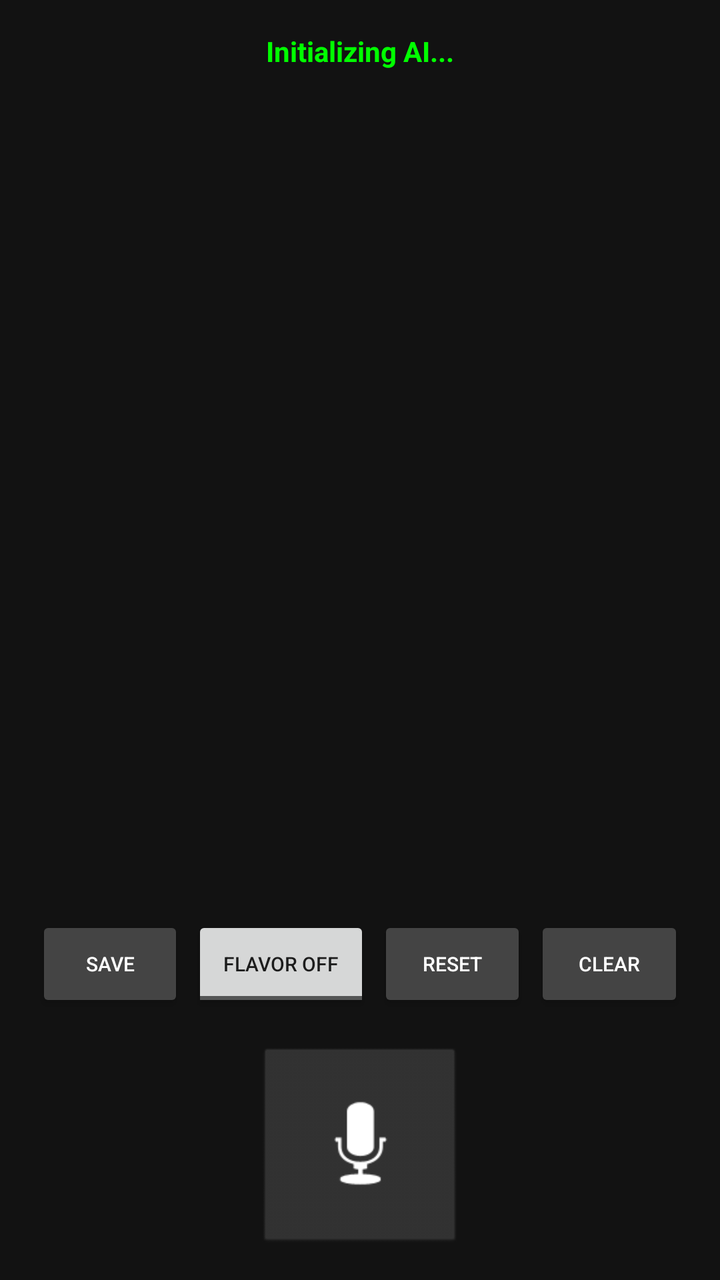
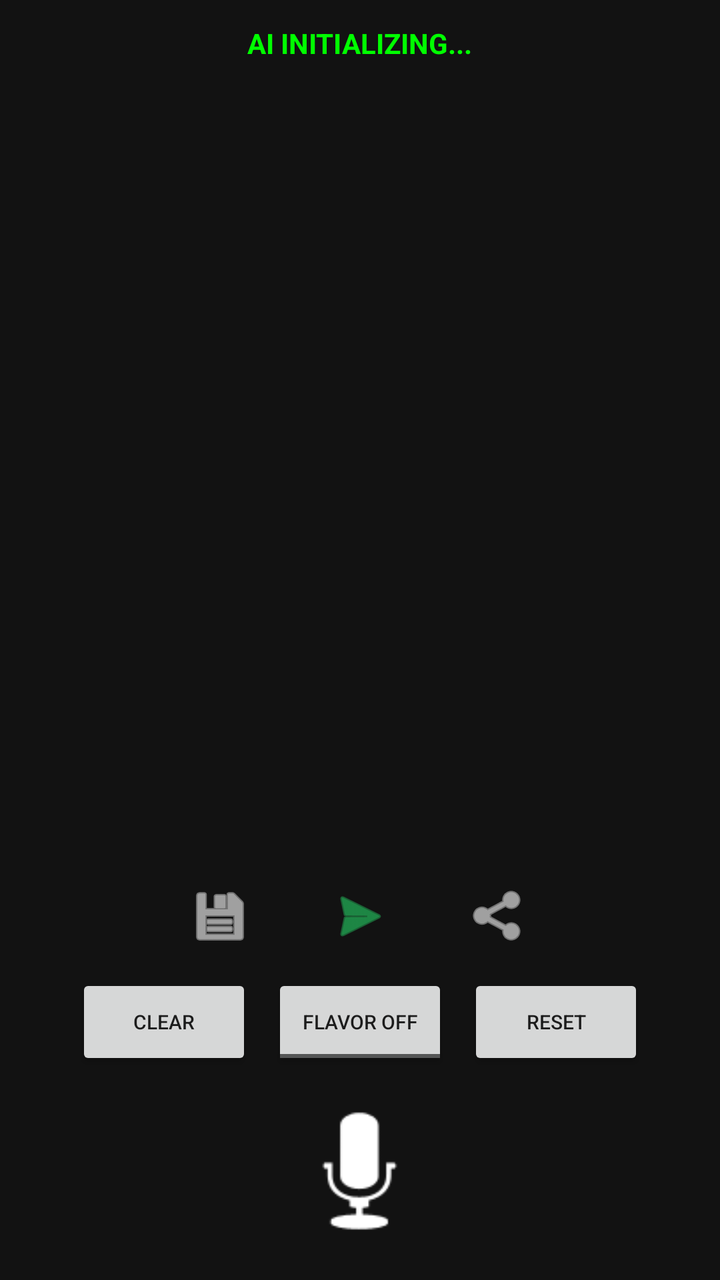

Compare the two renders of this Android layout. The source of the first and the diff that turns it into the second are given below.
<!-- AndroidManifest.xml: application theme Theme.AppCompat.DayNight.NoActionBar -->
<!-- res/layout/activity_main.xml -->
<?xml version="1.0" encoding="utf-8"?>
<RelativeLayout xmlns:android="http://schemas.android.com/apk/res/android"
    android:layout_width="match_parent"
    android:layout_height="match_parent"
    android:background="#121212"
    android:padding="16dp">

    <TextView
        android:id="@+id/tvStatus"
        android:layout_width="wrap_content"
        android:layout_height="wrap_content"
        android:layout_centerHorizontal="true"
        android:text="Initializing AI..."
        android:textColor="#00FF00"
        android:textStyle="bold" />

    <ScrollView
        android:id="@+id/scrollTranscript"
        android:layout_width="match_parent"
        android:layout_height="match_parent"
        android:layout_above="@+id/controls"
        android:layout_below="@id/tvStatus"
        android:layout_marginVertical="10dp">
        <TextView
            android:id="@+id/tvTranscript"
            android:layout_width="match_parent"
            android:layout_height="wrap_content"
            android:textColor="#FFFFFF"
            android:textSize="18sp" />
    </ScrollView>

    <LinearLayout
        android:id="@+id/controls"
        android:layout_width="match_parent"
        android:layout_height="wrap_content"
        android:layout_alignParentBottom="true"
        android:gravity="center"
        android:orientation="vertical">

        <View
            android:id="@+id/pulseIndicator"
            android:layout_width="60dp"
            android:layout_height="60dp"
            android:alpha="0"
            android:background="@android:drawable/presence_online"
            android:backgroundTint="#00BCD4" />

        <LinearLayout
            android:layout_width="match_parent"
            android:layout_height="wrap_content"
            android:orientation="horizontal"
            android:gravity="center"
            android:layout_marginBottom="16dp">
            <Button android:id="@+id/btnSave" android:layout_width="0dp" android:layout_weight="1" android:layout_height="wrap_content" android:text="SAVE" android:textSize="10sp" android:layout_margin="2dp" android:backgroundTint="#444444" android:textColor="#FFFFFF"/>
            <ToggleButton android:id="@+id/toggleFlavor" android:layout_width="0dp" android:layout_weight="1.2" android:layout_height="wrap_content" android:textOff="FLAVOR OFF" android:textOn="FLAVOR ON" android:textSize="10sp" android:layout_margin="2dp" />
            <Button android:id="@+id/btnReset" android:layout_width="0dp" android:layout_weight="1" android:layout_height="wrap_content" android:text="RESET" android:textSize="10sp" android:layout_margin="2dp" android:backgroundTint="#444444" android:textColor="#FFFFFF"/>
            <Button android:id="@+id/btnClear" android:layout_width="0dp" android:layout_weight="1" android:layout_height="wrap_content" android:text="CLEAR" android:textSize="10sp" android:layout_margin="2dp" android:backgroundTint="#444444" android:textColor="#FFFFFF"/>
        </LinearLayout>

        <FrameLayout
            android:id="@+id/btnListenFrame"
            android:layout_width="100dp"
            android:layout_height="100dp"
            android:background="@android:drawable/btn_default_small"
            android:backgroundTint="#333333"
            android:clickable="true"
            android:focusable="true">
            <ImageView
                android:id="@+id/btnListenIcon"
                android:layout_width="60dp"
                android:layout_height="60dp"
                android:layout_gravity="center"
                android:src="@android:drawable/ic_btn_speak_now"
                android:contentDescription="Listen"
                android:tint="#FFFFFF" />
        </FrameLayout>
    </LinearLayout>
</RelativeLayout>
<!-- resources referenced by this layout -->
<resources>

</resources>

<!-- the commit's change to res/layout/activity_main.xml (unified diff, before → after) -->
@@ -3,14 +3,14 @@
     android:layout_width="match_parent"
     android:layout_height="match_parent"
     android:background="#121212"
-    android:padding="16dp">
+    android:padding="12dp">
 
     <TextView
         android:id="@+id/tvStatus"
         android:layout_width="wrap_content"
         android:layout_height="wrap_content"
         android:layout_centerHorizontal="true"
-        android:text="Initializing AI..."
+        android:text="AI INITIALIZING..."
         android:textColor="#00FF00"
         android:textStyle="bold" />
 
@@ -20,7 +20,7 @@
         android:layout_height="match_parent"
         android:layout_above="@+id/controls"
         android:layout_below="@id/tvStatus"
-        android:layout_marginVertical="10dp">
+        android:layout_marginVertical="8dp">
         <TextView
             android:id="@+id/tvTranscript"
             android:layout_width="match_parent"
@@ -39,8 +39,8 @@
 
         <View
             android:id="@+id/pulseIndicator"
-            android:layout_width="60dp"
-            android:layout_height="60dp"
+            android:layout_width="50dp"
+            android:layout_height="50dp"
             android:alpha="0"
             android:background="@android:drawable/presence_online"
             android:backgroundTint="#00BCD4" />
@@ -48,31 +48,33 @@
         <LinearLayout
             android:layout_width="match_parent"
             android:layout_height="wrap_content"
+            android:gravity="center"
             android:orientation="horizontal"
-            android:gravity="center"
-            android:layout_marginBottom="16dp">
-            <Button android:id="@+id/btnSave" android:layout_width="0dp" android:layout_weight="1" android:layout_height="wrap_content" android:text="SAVE" android:textSize="10sp" android:layout_margin="2dp" android:backgroundTint="#444444" android:textColor="#FFFFFF"/>
-            <ToggleButton android:id="@+id/toggleFlavor" android:layout_width="0dp" android:layout_weight="1.2" android:layout_height="wrap_content" android:textOff="FLAVOR OFF" android:textOn="FLAVOR ON" android:textSize="10sp" android:layout_margin="2dp" />
-            <Button android:id="@+id/btnReset" android:layout_width="0dp" android:layout_weight="1" android:layout_height="wrap_content" android:text="RESET" android:textSize="10sp" android:layout_margin="2dp" android:backgroundTint="#444444" android:textColor="#FFFFFF"/>
-            <Button android:id="@+id/btnClear" android:layout_width="0dp" android:layout_weight="1" android:layout_height="wrap_content" android:text="CLEAR" android:textSize="10sp" android:layout_margin="2dp" android:backgroundTint="#444444" android:textColor="#FFFFFF"/>
+            android:padding="4dp">
+            
+            <ImageButton android:id="@+id/btnSave" android:layout_width="50dp" android:layout_height="50dp" android:src="@android:drawable/ic_menu_save" android:background="?attr/selectableItemBackground" android:contentDescription="Save" android:tint="#FFFFFF" />
+            <ImageButton android:id="@+id/btnWhatsApp" android:layout_width="50dp" android:layout_height="50dp" android:src="@android:drawable/ic_menu_send" android:background="?attr/selectableItemBackground" android:contentDescription="WhatsApp" android:tint="#25D366" android:layout_marginHorizontal="20dp"/>
+            <ImageButton android:id="@+id/btnShare" android:layout_width="50dp" android:layout_height="50dp" android:src="@android:drawable/ic_menu_share" android:background="?attr/selectableItemBackground" android:contentDescription="Share/DM" android:tint="#FFFFFF" />
         </LinearLayout>
 
-        <FrameLayout
-            android:id="@+id/btnListenFrame"
-            android:layout_width="100dp"
-            android:layout_height="100dp"
-            android:background="@android:drawable/btn_default_small"
-            android:backgroundTint="#333333"
-            android:clickable="true"
-            android:focusable="true">
-            <ImageView
-                android:id="@+id/btnListenIcon"
-                android:layout_width="60dp"
-                android:layout_height="60dp"
-                android:layout_gravity="center"
-                android:src="@android:drawable/ic_btn_speak_now"
-                android:contentDescription="Listen"
-                android:tint="#FFFFFF" />
-        </FrameLayout>
+        <LinearLayout
+            android:layout_width="match_parent"
+            android:layout_height="wrap_content"
+            android:gravity="center"
+            android:orientation="horizontal">
+            <Button android:id="@+id/btnClear" android:layout_width="wrap_content" android:layout_height="wrap_content" android:text="CLEAR" android:textSize="10sp" />
+            <ToggleButton android:id="@+id/toggleFlavor" android:layout_width="wrap_content" android:layout_height="wrap_content" android:textOff="FLAVOR OFF" android:textOn="FLAVOR ON" android:textSize="10sp" android:layout_marginHorizontal="10dp" />
+            <Button android:id="@+id/btnReset" android:layout_width="wrap_content" android:layout_height="wrap_content" android:text="RESET" android:textSize="10sp" />
+        </LinearLayout>
+
+        <ImageButton
+            android:id="@+id/btnListen"
+            android:layout_width="85dp"
+            android:layout_height="85dp"
+            android:layout_marginTop="8dp"
+            android:background="?attr/selectableItemBackgroundBorderless"
+            android:src="@android:drawable/ic_btn_speak_now"
+            android:scaleType="fitCenter"
+            android:tint="#FFFFFF" />
     </LinearLayout>
 </RelativeLayout>
